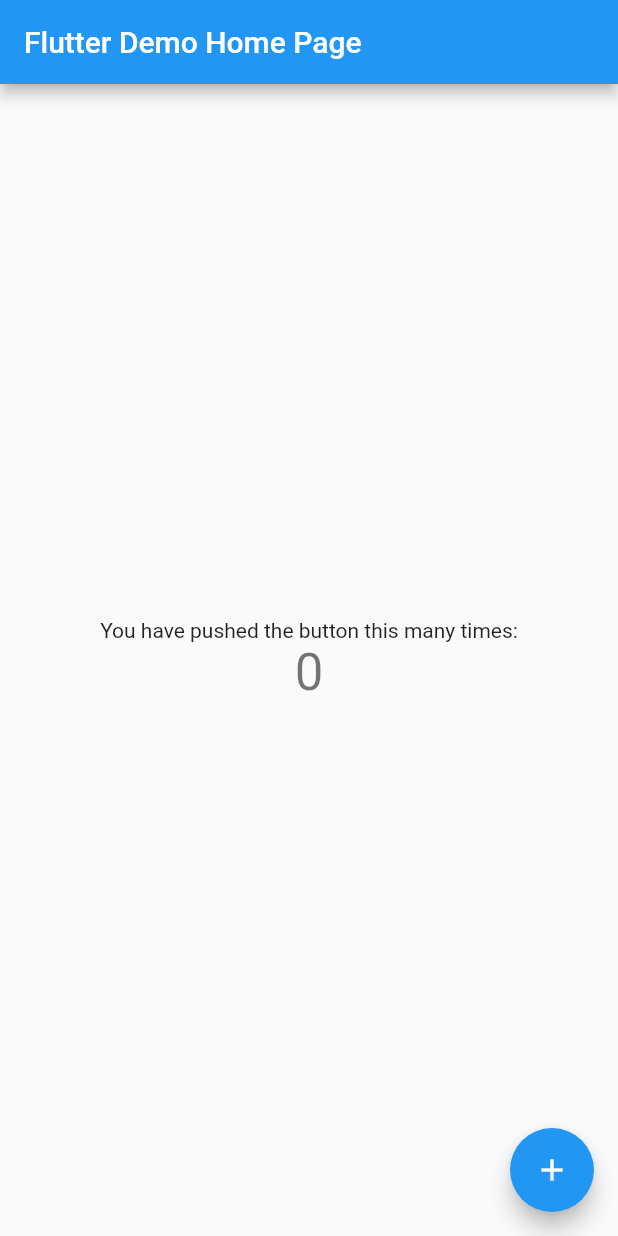
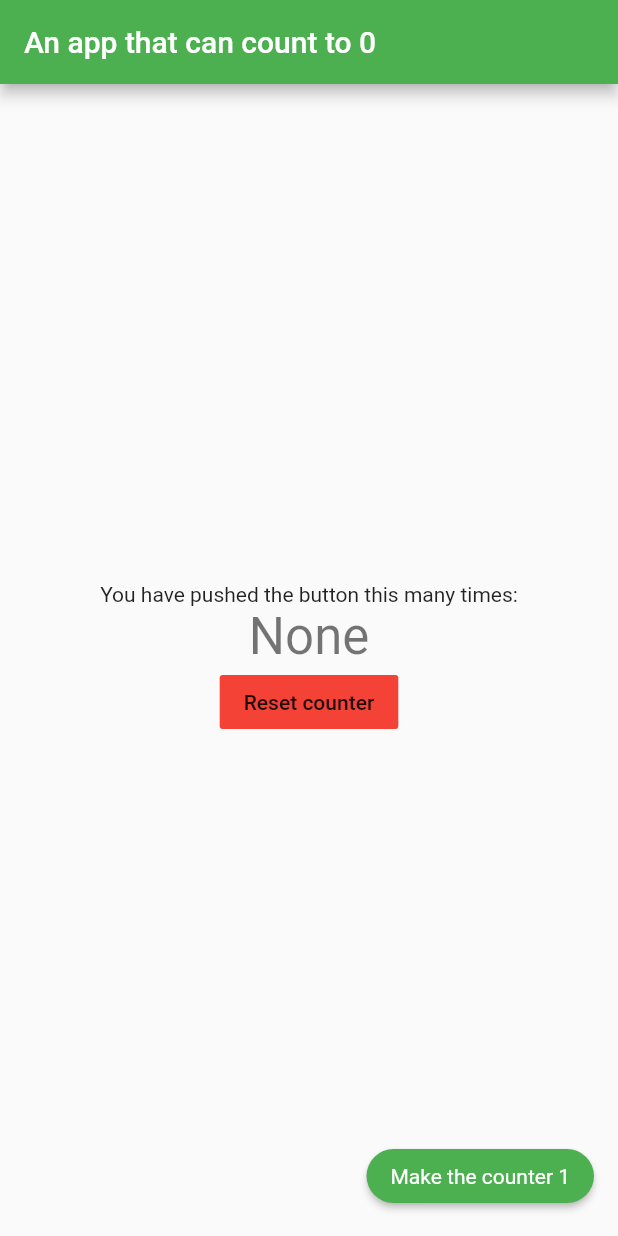
Before and after one commit to mistakenWizard/programming_flutter_book_exercises, a Flutter app: the screen it shows after launch, on a phone screen of 412 x 824 dp. Run offline on Flutter 3.47's test engine with Material 2 defaults, Android fonts, the phone set to English and light mode, and no system bars.

Commit message:
Added a custom button to the app

```diff
--- /dev/null
+++ b/first_app/lib/OurButton.dart
@@ -0,0 +1,31 @@
+import 'package:flutter/material.dart';
+
+class OurButton extends StatelessWidget {
+  final String text;
+  final Color textColor, backgroundColor, splashColor;
+  final VoidCallback onPressed;
+
+  OurButton(
+      {Key key,
+      @required this.text,
+      @required this.textColor,
+      @required this.backgroundColor,
+      @required this.splashColor,
+      @required this.onPressed})
+      : super(key: key);
+
+  @override
+  Widget build(BuildContext context) {
+    return RawMaterialButton(
+      onPressed: onPressed,
+      fillColor: backgroundColor,
+      splashColor: splashColor,
+      padding: ButtonTheme.of(context).padding,
+      child: Text(
+        text,
+        style: TextStyle(color: textColor),
+      ),
+      shape: StadiumBorder(),
+    );
+  }
+}
--- a/first_app/lib/main.dart
+++ b/first_app/lib/main.dart
@@ -1,4 +1,6 @@
 import 'package:flutter/material.dart';
+
+import 'OurButton.dart';
 
 void main() => runApp(MyApp());
 
@@ -8,9 +10,9 @@ class MyApp extends StatelessWidget {
     return MaterialApp(
       title: 'Flutter Demo',
       theme: ThemeData(
-        primarySwatch: Colors.blue,
+        primarySwatch: Colors.green,
       ),
-      home: MyHomePage(title: 'Flutter Demo Home Page'),
+      home: MyHomePage(title: 'An app that can count to'),
     );
   }
 }
@@ -25,6 +27,7 @@ class MyHomePage extends StatefulWidget {
 
 class _MyHomePageState extends State<MyHomePage> {
   int _counter = 0;
+  String _displayedString;
 
   void _incrementCounter() {
     setState(() {
@@ -32,11 +35,18 @@ class _MyHomePageState extends State<MyHomePage> {
     });
   }
 
+  void _resetCounter() {
+    setState(() {
+      _counter = 0;
+    });
+  }
+
   @override
   Widget build(BuildContext context) {
+    _displayedString = _counter == 0 ? "None" : _counter.toString();
     return Scaffold(
       appBar: AppBar(
-        title: Text(widget.title),
+        title: Text('${widget.title} $_counter'),
       ),
       body: Center(
         child: Column(
@@ -46,16 +56,26 @@ class _MyHomePageState extends State<MyHomePage> {
               'You have pushed the button this many times:',
             ),
             Text(
-              '$_counter',
+              _displayedString,
               style: Theme.of(context).textTheme.headline4,
+            ),
+            FlatButton(
+              onPressed: _resetCounter,
+              color: Colors.red,
+              child: Text(
+                "Reset counter",
+                style: Theme.of(context).textTheme.button,
+              ),
             ),
           ],
         ),
       ),
-      floatingActionButton: FloatingActionButton(
+      floatingActionButton: OurButton(
+        text: 'Make the counter ${_counter + 1}',
+        textColor: Colors.white,
+        backgroundColor: Theme.of(context).primaryColor,
+        splashColor: Theme.of(context).primaryColorLight,
         onPressed: _incrementCounter,
-        tooltip: 'Increment',
-        child: Icon(Icons.add),
       ),
     );
   }
```
